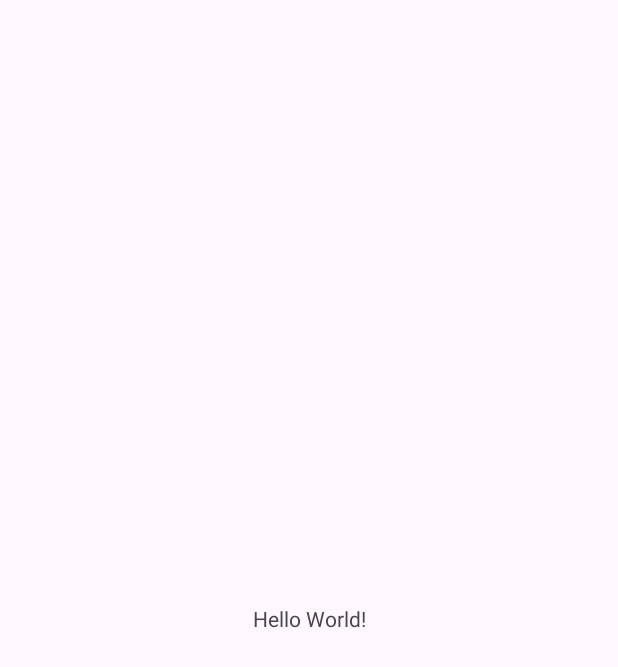
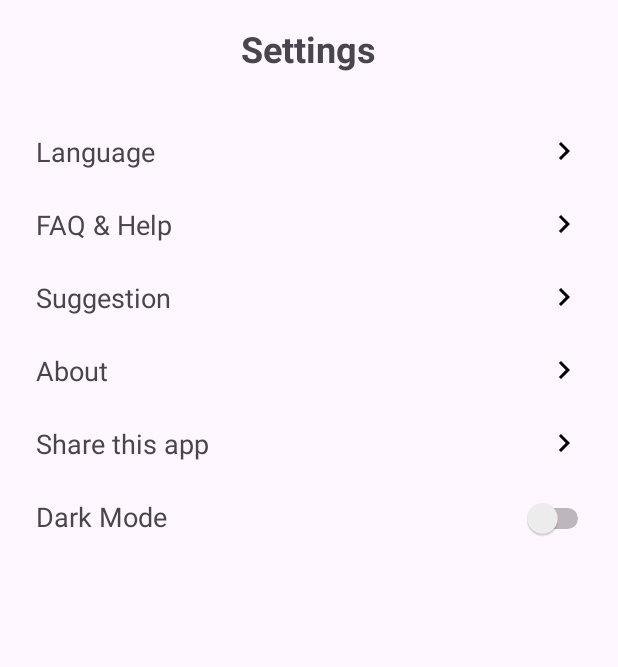
Before and after one commit to Turtlify-Capstone/Mobile-Development, an Android app: the screen it shows after launch (MainActivity before the commit, SettingsActivity after it), on a phone screen of 412 x 824 dp. Before the commit the part shown is almost empty. Shown: the top 667 px of the screen. Run offline under Robolectric (Android 15) with nearby library versions, the phone set to English and light mode, and no system bars.

Commit message:
feat: add Settings screen

```diff
--- a/app/src/main/AndroidManifest.xml
+++ b/app/src/main/AndroidManifest.xml
@@ -13,7 +13,7 @@
         android:theme="@style/Theme.Turtlify"
         tools:targetApi="31">
         <activity
-            android:name=".MainActivity"
+            android:name=".ui.settings.SettingsActivity"
             android:exported="true">
             <intent-filter>
                 <action android:name="android.intent.action.MAIN" />
@@ -21,6 +21,9 @@
                 <category android:name="android.intent.category.LAUNCHER" />
             </intent-filter>
         </activity>
+        <activity android:name=".ui.faq.FaqActivity"/>
+        <activity android:name=".ui.suggestion.SuggestionActivity"/>
+        <activity android:name=".ui.about.AboutActivity"/>
     </application>
 
 </manifest>
--- a/app/src/main/java/com/bangkit/turtlify/MainActivity.kt
+++ /dev/null
@@ -1,11 +0,0 @@
-package com.bangkit.turtlify
-
-import androidx.appcompat.app.AppCompatActivity
-import android.os.Bundle
-
-class MainActivity : AppCompatActivity() {
-    override fun onCreate(savedInstanceState: Bundle?) {
-        super.onCreate(savedInstanceState)
-        setContentView(R.layout.activity_main)
-    }
-}
--- /dev/null
+++ b/app/src/main/java/com/bangkit/turtlify/ui/settings/SettingsActivity.kt
@@ -0,0 +1,71 @@
+package com.bangkit.turtlify.ui.settings
+
+import android.content.Intent
+import androidx.appcompat.app.AppCompatActivity
+import android.os.Bundle
+import com.bangkit.turtlify.R
+import com.bangkit.turtlify.databinding.ActivitySettingsBinding
+import com.bangkit.turtlify.ui.about.AboutActivity
+import com.bangkit.turtlify.ui.faq.FaqActivity
+import com.bangkit.turtlify.ui.suggestion.SuggestionActivity
+
+class SettingsActivity : AppCompatActivity() {
+    private lateinit var binding: ActivitySettingsBinding
+    override fun onCreate(savedInstanceState: Bundle?) {
+        super.onCreate(savedInstanceState)
+        binding = ActivitySettingsBinding.inflate(layoutInflater)
+        setContentView(binding.root)
+
+        setupAction()
+    }
+
+    private fun setupAction() {
+        binding.tvLanguage.setOnClickListener {
+            navigateToLanguageActivity()
+        }
+        binding.tvFaq.setOnClickListener {
+            navigateToFAQActivity()
+        }
+        binding.tvSuggestion.setOnClickListener {
+            navigateToSuggestionActivity()
+        }
+        binding.tvAbout.setOnClickListener {
+            navigateToAboutActivity()
+        }
+        binding.tvShare.setOnClickListener {
+            shareAction()
+        }
+
+
+    }
+
+    private fun navigateToLanguageActivity() {
+        true
+    }
+
+    private fun navigateToFAQActivity() {
+        val intent = Intent(this, FaqActivity::class.java)
+        startActivity(intent)
+    }
+
+    private fun navigateToSuggestionActivity() {
+        intent = Intent(this, SuggestionActivity::class.java)
+        startActivity(intent)
+    }
+
+    private fun navigateToAboutActivity() {
+        val intent = Intent(this, AboutActivity::class.java)
+        startActivity(intent)
+    }
+
+    private fun shareAction() {
+        val linkRepository = "https://github.com/Turtlify-Capstone/Mobile-Development"
+        val shareText = "Check out this cool Application called Turtlify: $linkRepository"
+        val shareIntent = Intent(Intent.ACTION_SEND)
+        shareIntent.type = "text/plain"
+        shareIntent.putExtra(Intent.EXTRA_SUBJECT, "Share Application")
+        shareIntent.putExtra(Intent.EXTRA_TEXT, shareText)
+
+        startActivity(Intent.createChooser(shareIntent, "Share via"))
+    }
+}
--- /dev/null
+++ b/app/src/main/res/drawable/ic_arrow_right.xml
@@ -0,0 +1,5 @@
+<vector android:autoMirrored="true" android:height="24dp"
+    android:tint="#000000" android:viewportHeight="24"
+    android:viewportWidth="24" android:width="24dp" xmlns:android="http://schemas.android.com/apk/res/android">
+    <path android:fillColor="@android:color/white" android:pathData="M8.59,16.59L13.17,12 8.59,7.41 10,6l6,6 -6,6 -1.41,-1.41z"/>
+</vector>
--- a/app/src/main/res/layout/activity_main.xml
+++ b/app/src/main/res/layout/activity_main.xml
@@ -4,7 +4,7 @@
     xmlns:tools="http://schemas.android.com/tools"
     android:layout_width="match_parent"
     android:layout_height="match_parent"
-    tools:context=".MainActivity">
+    tools:context=".ui.settings.SettingsActivity">
 
     <TextView
         android:layout_width="wrap_content"
--- /dev/null
+++ b/app/src/main/res/layout/activity_settings.xml
@@ -0,0 +1,110 @@
+<?xml version="1.0" encoding="utf-8"?>
+<RelativeLayout
+    xmlns:android="http://schemas.android.com/apk/res/android"
+    xmlns:app="http://schemas.android.com/apk/res-auto"
+    android:layout_width="match_parent"
+    android:layout_height="match_parent"
+    android:padding="16dp">
+
+    <TextView
+        android:id="@+id/tvSettingsTitle"
+        android:layout_width="wrap_content"
+        android:layout_height="wrap_content"
+        android:text="Settings"
+        android:textSize="24sp"
+        android:textStyle="bold"
+        android:layout_centerHorizontal="true"
+        android:layout_marginBottom="16dp"/>
+
+    <LinearLayout
+        android:id="@+id/llSettingsMenu"
+        android:layout_width="match_parent"
+        android:layout_height="wrap_content"
+        android:layout_below="@id/tvSettingsTitle"
+        android:orientation="vertical"
+        android:layout_marginTop="16dp">
+
+        <!-- Language Menu Item -->
+        <TextView
+            android:id="@+id/tvLanguage"
+            android:layout_width="match_parent"
+            android:layout_height="match_parent"
+            android:text="@string/language"
+            android:textSize="18sp"
+            android:clickable="true"
+            android:padding="8dp"
+            app:drawableEndCompat="@drawable/ic_arrow_right" />
+
+        <!-- FAQ Menu Item -->
+        <TextView
+            android:id="@+id/tvFaq"
+            android:layout_width="match_parent"
+            android:layout_height="match_parent"
+            android:text="@string/faq"
+            android:textSize="18sp"
+            android:clickable="true"
+            android:padding="8dp"
+            android:layout_marginTop="8dp"
+            app:drawableEndCompat="@drawable/ic_arrow_right" />
+
+        <!-- Suggestion Menu Item -->
+        <TextView
+            android:id="@+id/tvSuggestion"
+            android:layout_width="match_parent"
+            android:layout_height="match_parent"
+            android:text="@string/suggestion"
+            android:textSize="18sp"
+            android:clickable="true"
+            android:padding="8dp"
+            android:layout_marginTop="8dp"
+            app:drawableEndCompat="@drawable/ic_arrow_right" />
+
+        <!-- About Menu Item -->
+        <TextView
+            android:id="@+id/tvAbout"
+            android:layout_width="match_parent"
+            android:layout_height="match_parent"
+            android:text="@string/about"
+            android:textSize="18sp"
+            android:clickable="true"
+            android:padding="8dp"
+            android:layout_marginTop="8dp"
+            app:drawableEndCompat="@drawable/ic_arrow_right" />
+
+        <TextView
+            android:id="@+id/tvShare"
+            android:layout_width="match_parent"
+            android:layout_height="match_parent"
+            android:text="@string/share"
+            android:textSize="18sp"
+            android:clickable="true"
+            android:padding="8dp"
+            android:layout_marginTop="8dp"
+            app:drawableEndCompat="@drawable/ic_arrow_right" />
+
+        <!-- Dark Mode Switch -->
+
+        <LinearLayout
+            android:id="@+id/llDarkMode"
+            android:layout_width="match_parent"
+            android:layout_height="wrap_content"
+            android:orientation="horizontal"
+            android:layout_marginTop="8dp">
+
+            <TextView
+                android:id="@+id/tvDarkMode"
+                android:layout_width="0dp"
+                android:layout_height="wrap_content"
+                android:layout_weight="1"
+                android:text="@string/dark_mode"
+                android:textSize="18sp"
+                android:padding="8dp"/>
+
+            <Switch
+                android:id="@+id/switchDarkMode"
+                android:layout_width="wrap_content"
+                android:layout_height="wrap_content"/>
+        </LinearLayout>
+
+    </LinearLayout>
+</RelativeLayout>
--- a/app/src/main/res/layout/activity_suggestion.xml
+++ b/app/src/main/res/layout/activity_suggestion.xml
@@ -40,6 +40,8 @@
         android:textStyle="bold"
         app:layout_constraintStart_toStartOf="parent"
         app:layout_constraintTop_toBottomOf="@+id/image_feedback" />
+
+<!--    radio button -->
 
     <com.google.android.material.textfield.TextInputLayout
         android:id="@+id/email_edit_text_layout"
--- a/app/src/main/res/values/strings.xml
+++ b/app/src/main/res/values/strings.xml
@@ -1,5 +1,14 @@
 <resources>
     <string name="app_name">Turtlify</string>
+
+<!--    Settings Screen-->
+    <string name="language">Language</string>
+    <string name="faq">FAQ &amp; Help</string>
+    <string name="suggestion">Suggestion</string>
+    <string name="about">About</string>
+    <string name="share">Share this app</string>
+    <string name="dark_mode">Dark Mode</string>
+
 
 <!--    About Screen-->
     <string name="about_version">Turtlify v1.0</string>
@@ -23,4 +32,5 @@
     <string name="submit_message">Send a message</string>
 
 
+
 </resources>
```
Also changed, not shown: app/build.gradle.kts (+6 -2 lines), app/src/main/java/com/bangkit/turtlify/ui/about/AboutActivity.kt (+13 -1 lines), app/src/main/java/com/bangkit/turtlify/ui/faq/FaqActivity.kt (+13 -1 lines), app/src/main/java/com/bangkit/turtlify/ui/suggestion/SuggestionActivity.kt (+11 -1 lines), app/src/main/res/layout/activity_about.xml (+47 -26 lines), app/src/main/res/drawable/card_turtle_about.png (added).
